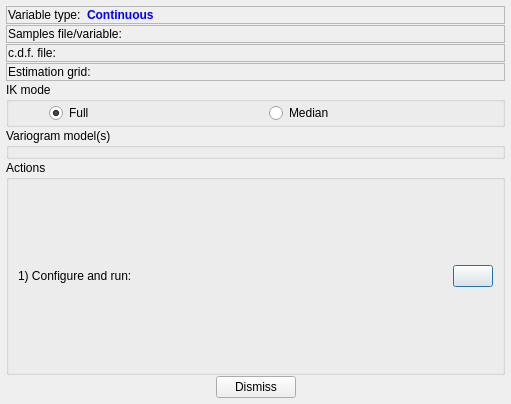
Qt form indicatorkrigingdialog.ui (PauloCarvalhoRJ/gammaray) before a commit.
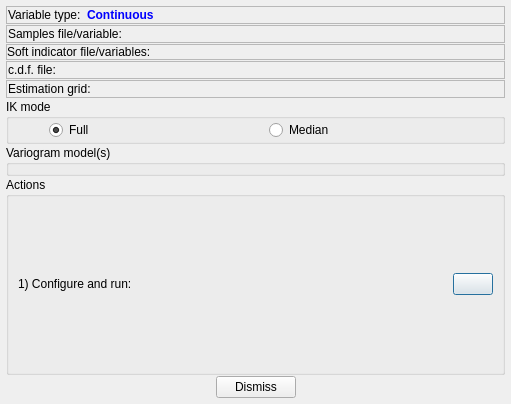
The same form after that commit. Icons and pictures are not drawn.

Commit message: Adding soft indicator file/variables GUI to the indicator kriging dialog.

```diff
--- a/indicatorkrigingdialog.ui
+++ b/indicatorkrigingdialog.ui
@@ -107,6 +107,46 @@
      </layout>
     </widget>
    </item>
+   <item>
+    <widget class="QFrame" name="frmSoftIndicators">
+     <property name="sizePolicy">
+      <sizepolicy hsizetype="Preferred" vsizetype="Preferred">
+       <horstretch>0</horstretch>
+       <verstretch>0</verstretch>
+      </sizepolicy>
+     </property>
+     <property name="frameShape">
+      <enum>QFrame::StyledPanel</enum>
+     </property>
+     <property name="frameShadow">
+      <enum>QFrame::Raised</enum>
+     </property>
+     <layout class="QHBoxLayout" name="horizontalLayout_8">
+      <property name="spacing">
+       <number>0</number>
+      </property>
+      <property name="leftMargin">
+       <number>0</number>
+      </property>
+      <property name="topMargin">
+       <number>0</number>
+      </property>
+      <property name="rightMargin">
+       <number>0</number>
+      </property>
+      <property name="bottomMargin">
+       <number>0</number>
+      </property>
+      <item>
+       <widget class="QLabel" name="label_4">
+        <property name="text">
+         <string>Soft indicator file/variables:</string>
+        </property>
+       </widget>
+      </item>
+     </layout>
+    </widget>
+   </item>
    <item>
     <widget class="QFrame" name="frmDistribution">
      <property name="frameShape">
```
The commit also changes 8 other files.
